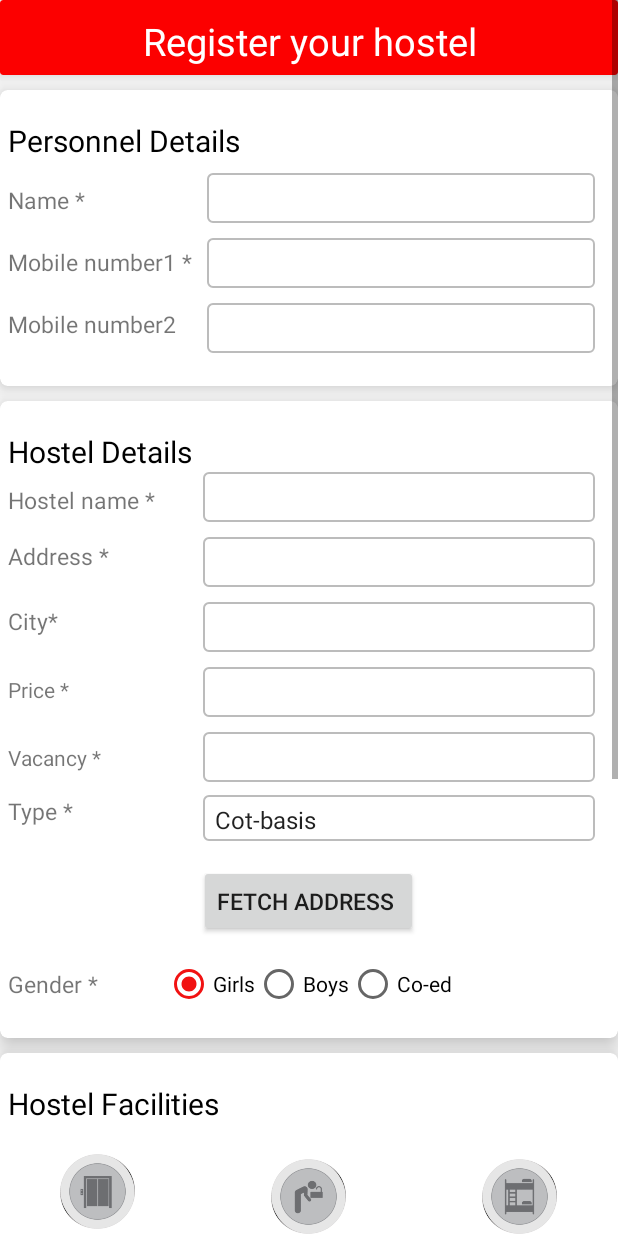
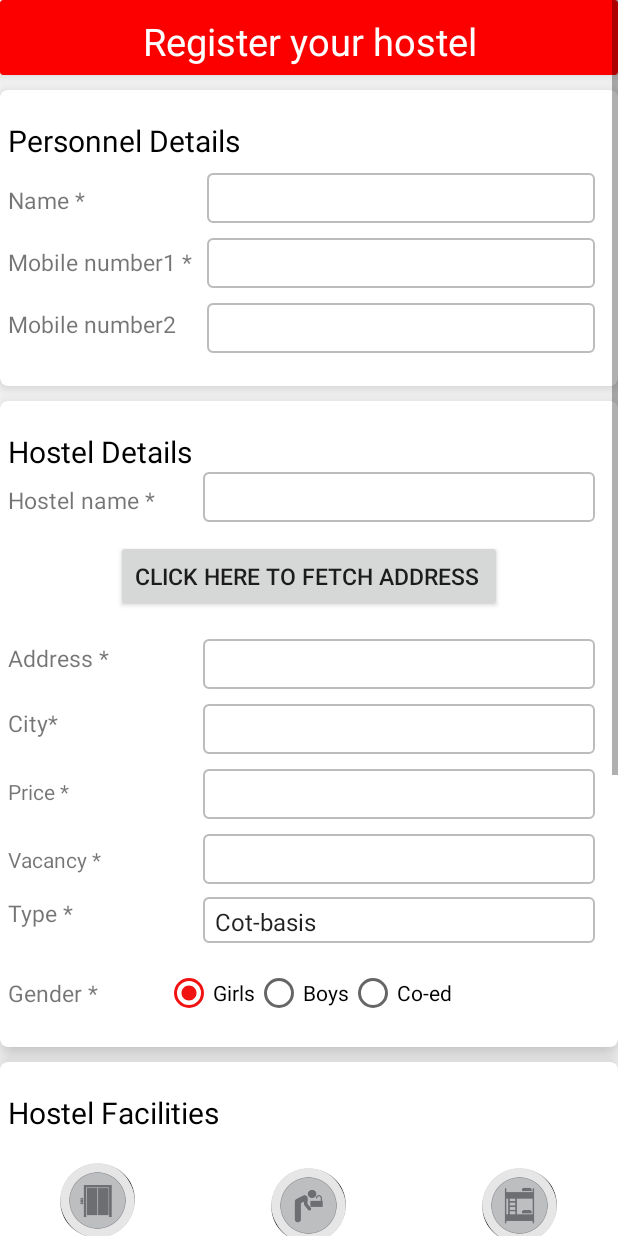
Before and after one commit to Akshay1213/congenial-octo-computing-machine, an Android app: the Hostel_Registeration screen opened directly, with no data from a screen before it, on a phone screen of 412 x 824 dp. Run offline under Robolectric (Android 15) with nearby library versions, the phone set to English and light mode, and no system bars; our stand-ins replace Volley.

Commit message:
updated hostel registration

```diff
--- a/app/src/main/java/com/xoxytech/ostello/Hostel_Registeration.java
+++ b/app/src/main/java/com/xoxytech/ostello/Hostel_Registeration.java
@@ -393,6 +393,8 @@ public class Hostel_Registeration extends AppCompatActivity implements LocationL
                                         textprice.getText().clear();
                                         textvacancy.getText().clear();
                                         togglestatus = "";
+                                        Intent intent=new Intent(Hostel_Registeration.this,MainActivity.class);
+                                        startActivity(intent);
                                     }
                                 });
                         alertDialog.show();
@@ -433,8 +435,9 @@ public class Hostel_Registeration extends AppCompatActivity implements LocationL
 
         });
 
-
-
+       /* Intent intent=new Intent(Hostel_Registeration.this,MainActivity.class);
+        startActivity(intent);
+*/
     }
 
     @Override
--- a/app/src/main/res/layout-large/activity_hostel__registeration.xml
+++ b/app/src/main/res/layout-large/activity_hostel__registeration.xml
@@ -249,13 +249,27 @@
                     android:paddingLeft="5dp"
                     android:paddingTop="5dp"
                     android:textColor="#bcbcbc" />
+                <Button
+                    android:id="@+id/getAddress"
+                    android:layout_width="wrap_content"
+                    android:layout_height="wrap_content"
+                    android:layout_below="@+id/editTexthostelname"
+                    android:layout_centerInParent="true"
+                    android:layout_marginBottom="10dp"
+                    android:layout_marginStart="5dp"
+                    android:layout_marginTop="10dp"
+                    android:foregroundGravity="center"
+                    android:gravity="center"
+                    android:text="click here to Fetch Address "
+                    android:textSize="15dp" />
+
                 <TextView
                     android:id="@+id/txtaddress"
                     android:layout_width="wrap_content"
                     android:layout_height="wrap_content"
                     android:layout_above="@+id/txtprice"
                     android:layout_alignStart="@+id/txthostelname"
-                    android:layout_below="@+id/editTexthostelname"
+                    android:layout_below="@+id/getAddress"
                     android:layout_marginTop="10dp"
                     android:text="Address *"
                     android:textSize="15dp" />
@@ -263,7 +277,7 @@
                     android:id="@+id/editTextaddress"
                     android:layout_width="match_parent"
                     android:layout_height="wrap_content"
-                    android:layout_below="@+id/editTexthostelname"
+                    android:layout_below="@+id/getAddress"
                     android:layout_marginLeft="135dp"
                     android:layout_marginRight="15dp"
                     android:layout_marginTop="8dp"
@@ -388,29 +402,14 @@
                     android:paddingBottom="5dp"
                     android:paddingTop="5dp" />
 
-                <Button
-                    android:id="@+id/getAddress"
-                    android:layout_width="wrap_content"
-                    android:layout_height="wrap_content"
-                    android:layout_below="@+id/txttype"
-                    android:layout_centerInParent="true"
-                    android:layout_marginBottom="10dp"
-                    android:layout_marginStart="5dp"
-                    android:layout_marginTop="25dp"
-                    android:foregroundGravity="center"
-                    android:gravity="center"
-                    android:text="Fetch Address "
-                    android:textSize="15dp" />
-
-
 
                 <TextView
                     android:id="@+id/txtgender"
                     android:layout_width="wrap_content"
                     android:layout_height="wrap_content"
-                    android:layout_below="@+id/getAddress"
+                    android:layout_below="@+id/spinner"
                     android:layout_marginStart="5dp"
-                    android:layout_marginTop="10dp"
+                    android:layout_marginTop="15dp"
                     android:paddingTop="5dp"
                     android:text="Gender *"
                     android:textSize="15dp" />
--- a/app/src/main/res/layout-normal/activity_hostel__registeration.xml
+++ b/app/src/main/res/layout-normal/activity_hostel__registeration.xml
@@ -249,13 +249,27 @@
                     android:paddingLeft="5dp"
                     android:paddingTop="5dp"
                     android:textColor="#bcbcbc" />
+                <Button
+                    android:id="@+id/getAddress"
+                    android:layout_width="wrap_content"
+                    android:layout_height="wrap_content"
+                    android:layout_below="@+id/editTexthostelname"
+                    android:layout_centerInParent="true"
+                    android:layout_marginBottom="10dp"
+                    android:layout_marginStart="5dp"
+                    android:layout_marginTop="10dp"
+                    android:foregroundGravity="center"
+                    android:gravity="center"
+                    android:text="click here to Fetch Address "
+                    android:textSize="15dp" />
+
                 <TextView
                     android:id="@+id/txtaddress"
                     android:layout_width="wrap_content"
                     android:layout_height="wrap_content"
                     android:layout_above="@+id/txtprice"
                     android:layout_alignStart="@+id/txthostelname"
-                    android:layout_below="@+id/editTexthostelname"
+                    android:layout_below="@+id/getAddress"
                     android:layout_marginTop="10dp"
                     android:text="Address *"
                     android:textSize="15dp" />
@@ -263,7 +277,7 @@
                     android:id="@+id/editTextaddress"
                     android:layout_width="match_parent"
                     android:layout_height="wrap_content"
-                    android:layout_below="@+id/editTexthostelname"
+                    android:layout_below="@+id/getAddress"
                     android:layout_marginLeft="135dp"
                     android:layout_marginRight="15dp"
                     android:layout_marginTop="8dp"
@@ -388,28 +402,15 @@
                     android:paddingBottom="5dp"
                     android:paddingTop="5dp" />
 
-                <Button
-                    android:id="@+id/getAddress"
-                    android:layout_width="wrap_content"
-                    android:layout_height="wrap_content"
-                    android:layout_below="@+id/txttype"
-                    android:layout_centerInParent="true"
-                    android:layout_marginBottom="10dp"
-                    android:layout_marginStart="5dp"
-                    android:layout_marginTop="25dp"
-                    android:foregroundGravity="center"
-                    android:gravity="center"
-                    android:text="Fetch Address "
-                    android:textSize="15dp" />
 
 
                 <TextView
                     android:id="@+id/txtgender"
                     android:layout_width="wrap_content"
                     android:layout_height="wrap_content"
-                    android:layout_below="@+id/getAddress"
+                    android:layout_below="@+id/spinner"
                     android:layout_marginStart="5dp"
-                    android:layout_marginTop="5dp"
+                    android:layout_marginTop="15dp"
                     android:paddingTop="5dp"
                     android:text="Gender *"
                     android:textSize="15dp" />
--- a/app/src/main/res/layout-xlarge/activity_hostel__registeration.xml
+++ b/app/src/main/res/layout-xlarge/activity_hostel__registeration.xml
@@ -249,13 +249,26 @@
                     android:paddingLeft="5dp"
                     android:paddingTop="5dp"
                     android:textColor="#bcbcbc" />
+                <Button
+                    android:id="@+id/getAddress"
+                    android:layout_width="wrap_content"
+                    android:layout_height="wrap_content"
+                    android:layout_below="@+id/editTexthostelname"
+                    android:layout_centerInParent="true"
+                    android:layout_marginBottom="10dp"
+                    android:layout_marginStart="5dp"
+                    android:layout_marginTop="10dp"
+                    android:foregroundGravity="center"
+                    android:gravity="center"
+                    android:text="Fetch Address "
+                    android:textSize="15dp" />
                 <TextView
                     android:id="@+id/txtaddress"
                     android:layout_width="wrap_content"
                     android:layout_height="wrap_content"
                     android:layout_above="@+id/txtprice"
                     android:layout_alignStart="@+id/txthostelname"
-                    android:layout_below="@+id/editTexthostelname"
+                    android:layout_below="@+id/getAddress"
                     android:layout_marginTop="10dp"
                     android:text="Address *"
                     android:textSize="15dp" />
@@ -263,7 +276,7 @@
                     android:id="@+id/editTextaddress"
                     android:layout_width="match_parent"
                     android:layout_height="wrap_content"
-                    android:layout_below="@+id/editTexthostelname"
+                    android:layout_below="@+id/getAddress"
                     android:layout_marginLeft="135dp"
                     android:layout_marginRight="15dp"
                     android:layout_marginTop="8dp"
@@ -386,29 +399,14 @@
                     android:nextFocusDown="@+id/radioGroup"
                     android:nextFocusUp="@+id/editTextvacancy" />
 
-                <Button
-                    android:id="@+id/getAddress"
-                    android:layout_width="wrap_content"
-                    android:layout_height="wrap_content"
-                    android:layout_below="@+id/txttype"
-                    android:layout_centerInParent="true"
-                    android:layout_marginBottom="10dp"
-                    android:layout_marginStart="5dp"
-                    android:layout_marginTop="25dp"
-                    android:foregroundGravity="center"
-                    android:gravity="center"
-                    android:text="Fetch Address "
-                    android:textSize="15dp" />
-
-
 
                 <TextView
                     android:id="@+id/txtgender"
                     android:layout_width="wrap_content"
                     android:layout_height="wrap_content"
-                    android:layout_below="@+id/getAddress"
+                    android:layout_below="@+id/spinner"
                     android:layout_marginStart="5dp"
-                    android:layout_marginTop="10dp"
+                    android:layout_marginTop="15dp"
                     android:paddingTop="5dp"
                     android:text="Gender *"
                     android:textSize="15dp" />
--- a/app/src/main/res/layout/activity_hostel__registeration.xml
+++ b/app/src/main/res/layout/activity_hostel__registeration.xml
@@ -249,13 +249,26 @@
                     android:paddingLeft="5dp"
                     android:paddingTop="5dp"
                     android:textColor="#bcbcbc" />
+                <Button
+                    android:id="@+id/getAddress"
+                    android:layout_width="wrap_content"
+                    android:layout_height="wrap_content"
+                    android:layout_below="@+id/editTexthostelname"
+                    android:layout_centerInParent="true"
+                    android:layout_marginBottom="10dp"
+                    android:layout_marginStart="5dp"
+                    android:layout_marginTop="10dp"
+                    android:foregroundGravity="center"
+                    android:gravity="center"
+                    android:text="click here to Fetch Address "
+                    android:textSize="15dp" />
                 <TextView
                     android:id="@+id/txtaddress"
                     android:layout_width="wrap_content"
                     android:layout_height="wrap_content"
                     android:layout_above="@+id/txtprice"
                     android:layout_alignStart="@+id/txthostelname"
-                    android:layout_below="@+id/editTexthostelname"
+                    android:layout_below="@+id/getAddress"
                     android:layout_marginTop="10dp"
                     android:text="Address *"
                     android:textSize="15dp" />
@@ -263,7 +276,7 @@
                     android:id="@+id/editTextaddress"
                     android:layout_width="match_parent"
                     android:layout_height="wrap_content"
-                    android:layout_below="@+id/editTexthostelname"
+                    android:layout_below="@+id/getAddress"
                     android:layout_marginLeft="135dp"
                     android:layout_marginRight="15dp"
                     android:layout_marginTop="8dp"
@@ -388,28 +401,14 @@
                     android:paddingBottom="5dp"
                     android:paddingTop="5dp" />
 
-                <Button
-                    android:id="@+id/getAddress"
-                    android:layout_width="wrap_content"
-                    android:layout_height="wrap_content"
-                    android:layout_below="@+id/txttype"
-                    android:layout_centerInParent="true"
-                    android:layout_marginBottom="10dp"
-                    android:layout_marginStart="5dp"
-                    android:layout_marginTop="25dp"
-                    android:foregroundGravity="center"
-                    android:gravity="center"
-                    android:text="Fetch Address "
-                    android:textSize="15dp" />
-
 
                 <TextView
                     android:id="@+id/txtgender"
                     android:layout_width="wrap_content"
                     android:layout_height="wrap_content"
-                    android:layout_below="@+id/getAddress"
+                    android:layout_below="@+id/spinner"
                     android:layout_marginStart="5dp"
-                    android:layout_marginTop="10dp"
+                    android:layout_marginTop="15dp"
                     android:paddingTop="5dp"
                     android:text="Gender *"
                     android:textSize="15dp" />
@@ -420,7 +419,6 @@
                     android:layout_alignTop="@+id/txtgender"
                     android:layout_marginLeft="110dp"
                     android:focusable="true"
-
                     android:focusableInTouchMode="true"
                     android:orientation="horizontal"
                     android:weightSum="3">
```
